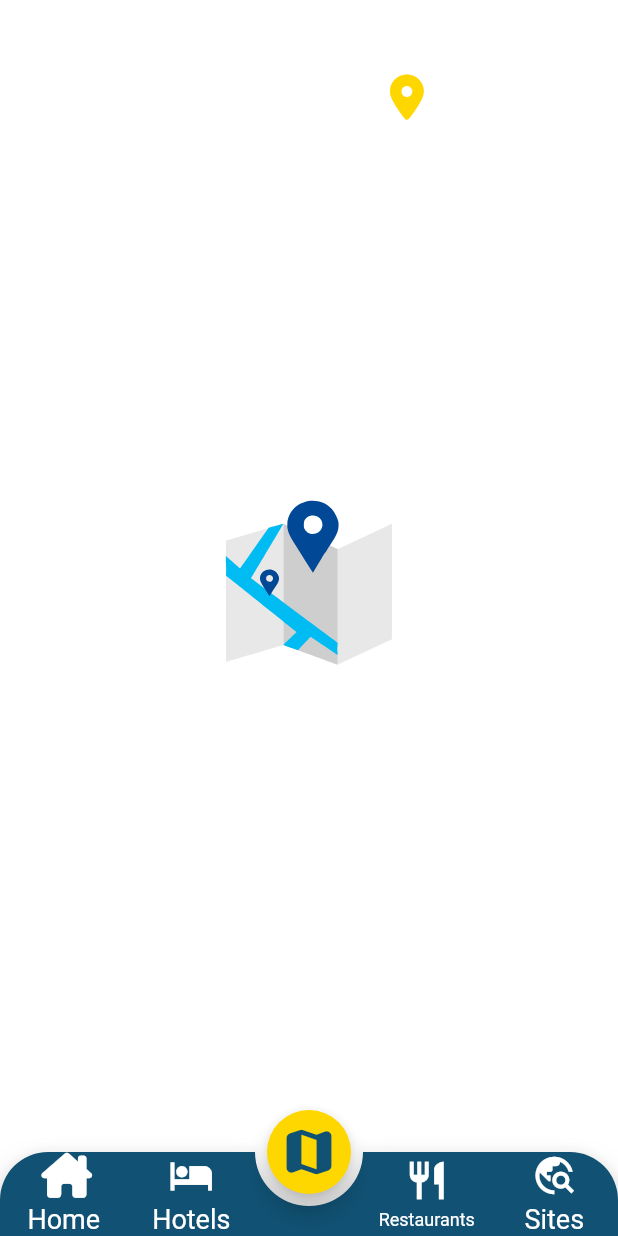
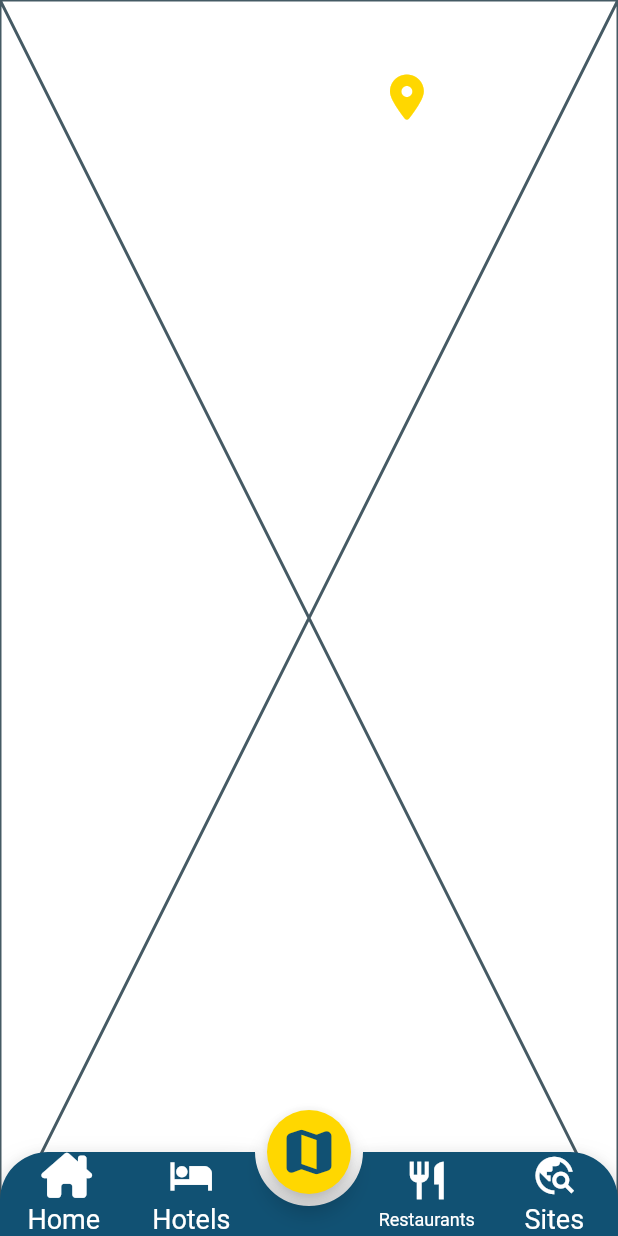
Before and after one commit to KronosCodeur/maps, a Flutter app: the MyHomePage screen opened directly, after a tap on the "map" icon, on a phone screen of 412 x 824 dp. Run offline on Flutter 3.47's test engine with Material 2 defaults, Android fonts, the phone set to English and light mode, and no system bars; drawn by our look-alikes of animated_bottom_navigation_bar, auto_size_text, lottie; our stand-ins replace font_awesome_flutter, google_maps_flutter.

```diff
--- a/lib/screens/maps_screen.dart
+++ b/lib/screens/maps_screen.dart
@@ -1,15 +1,4 @@
-import 'dart:async';
-import 'dart:convert';
 import 'package:flutter/material.dart';
-import 'package:flutter/services.dart';
-import 'package:flutter_polyline_points/flutter_polyline_points.dart';
-import 'package:google_maps_flutter/google_maps_flutter.dart';
-import 'package:location/location.dart';
-import 'package:maps/constants.dart';
-import 'package:maps/main.dart';
-import 'package:maps/screens/splash_screen.dart';
-
-
 class OrderTrackingPage extends StatefulWidget {
   const OrderTrackingPage({Key? key}) : super(key: key);
 
@@ -18,112 +7,8 @@ class OrderTrackingPage extends StatefulWidget {
 }
 
 class _OrderTrackingPageState extends State<OrderTrackingPage> {
-
-  List _items = [];
-  List <Marker> markers = [];
-  List <Marker> _marker = [];
-  int count =0;
-  Future<void> readJson() async {
-    final String response = await rootBundle.loadString('assets/touristic_sites.json');
-    final data = await json.decode(response);
-    setState(() {
-      _items = data["places"];
-      print("j'ai ${_items.length} places");
-      _items.forEach((element) {
-        count+=1;
-        Marker newmarker = Marker(
-            markerId: MarkerId("$count"),
-          position: LatLng(element["latitude"], element["longitude"]),
-          infoWindow: InfoWindow(title: "${element["name"]}")
-        );
-        markers.add(newmarker);
-      });
-    });
-  }
-
-  final Completer<GoogleMapController> _controller = Completer();
-
-  static const LatLng sourceLocation = LatLng(6.2350683,1.4765624);
-  static const LatLng destination = LatLng(7.1983303, 0.1983303
-  );
-
-  List<LatLng>polylineCoordinates = [];
-  LocationData? currentLocation;
-
-  void getCurrentLocation () async {
-    Location location = Location();
-    location.getLocation().then((location) {
-      currentLocation = location;
-    },
-    );
-    GoogleMapController googleMapController = await _controller.future;
-
-    location.onLocationChanged.listen((newloc) {
-
-      currentLocation = newloc;
-      /*googleMapController.animateCamera(CameraUpdate.newCameraPosition(
-          CameraPosition(
-            bearing: 30,
-              tilt: 80,
-              target: LatLng(
-              newloc.latitude!,
-              newloc.longitude!))));*/
-      setState(() {});
-    });
-  }
-  void getPolyPoints() async{
-    PolylinePoints polylinePoints = PolylinePoints();
-    PolylineResult result = await polylinePoints.getRouteBetweenCoordinates(google_api_key,
-      PointLatLng(sourceLocation.latitude, sourceLocation.longitude),
-      PointLatLng(destination.latitude, destination.longitude),
-    );
-    if(result.points.isNotEmpty){
-      for (var point in result.points) {
-        polylineCoordinates.add(LatLng(point.latitude, point.longitude),
-      );
-      }
-      setState(() {
-      });
-    }
-  }
-  @override
-  void initState(){
-    getCurrentLocation();
-    getPolyPoints();
-    readJson();
-    _marker.addAll(markers);
-    super.initState();
-  }
-
   @override
   Widget build(BuildContext context) {
-    return Container(
-      color: Colors.white,
-      child: currentLocation==null
-            ? SplashScreenMaps()
-            :GoogleMap(
-              compassEnabled: true,
-              mapType: MapType.hybrid,
-              myLocationButtonEnabled: true,
-              myLocationEnabled: true,
-              onTap: (argument) {
-
-              },
-        trafficEnabled: true,
-
-              initialCameraPosition: CameraPosition(target: sourceLocation, zoom: 13.5),
-          polylines: {
-          Polyline(polylineId: const PolylineId("route"),
-            points: polylineCoordinates,
-            color: primaryColor,
-            width: 6,
-          ),
-          },
-          markers: Set<Marker>.of(markers),
-          onMapCreated:(mapController){
-              _controller.complete(mapController);
-          },
-        ),
-    );
+    return const Placeholder();
   }
 }
--- /dev/null
+++ b/lib/screens/tourist_signup_screen.dart
@@ -0,0 +1 @@
+import 'package:flutter/material.dart';
```
Also changed, not shown: lib/constants.dart (+25 -0 lines), lib/res/assets_res.dart (deleted, +0 -66 lines), lib/screens/guide_login_screen.dart (added), lib/screens/guide_signup_screen.dart (added), lib/screens/tourist_login_screen.dart (added).
